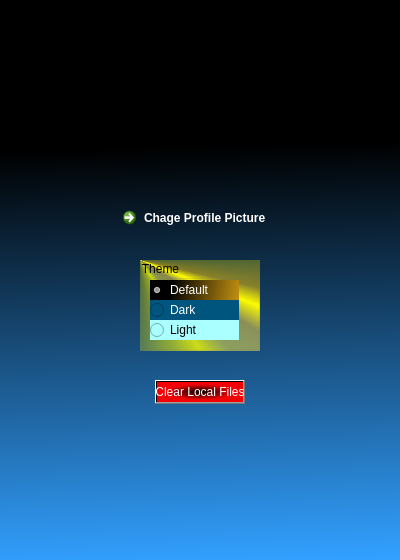
Above: messenger1/options.ui from Lucimad007/Messenger_sprites_6 before the change. Below: the same form after it.
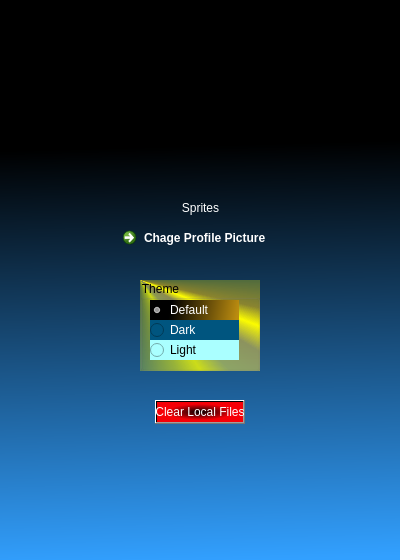
That is the form after the change. Icons and pictures are not drawn.

What changed in the file:
```diff
--- a/messenger1/options.ui
+++ b/messenger1/options.ui
@@ -33,7 +33,7 @@
    <property name="geometry">
     <rect>
      <x>140</x>
-     <y>260</y>
+     <y>280</y>
      <width>120</width>
      <height>91</height>
     </rect>
@@ -104,7 +104,7 @@
    <property name="geometry">
     <rect>
      <x>115</x>
-     <y>200</y>
+     <y>220</y>
      <width>170</width>
      <height>41</height>
     </rect>
@@ -125,7 +125,7 @@
    <property name="geometry">
     <rect>
      <x>155</x>
-     <y>380</y>
+     <y>400</y>
      <width>90</width>
      <height>24</height>
     </rect>
@@ -138,6 +138,27 @@
     <string>Clear Local Files</string>
    </property>
   </widget>
+  <widget class="QLabel" name="spritesLabel">
+   <property name="geometry">
+    <rect>
+     <x>160</x>
+     <y>200</y>
+     <width>81</width>
+     <height>16</height>
+    </rect>
+   </property>
+   <property name="styleSheet">
+    <string notr="true">background:transparent;
+color: rgb(255, 255, 255);
+font: 11pt &quot;Limelight&quot;;</string>
+   </property>
+   <property name="text">
+    <string>Sprites</string>
+   </property>
+   <property name="alignment">
+    <set>Qt::AlignCenter</set>
+   </property>
+  </widget>
  </widget>
  <resources/>
  <connections/>
```
